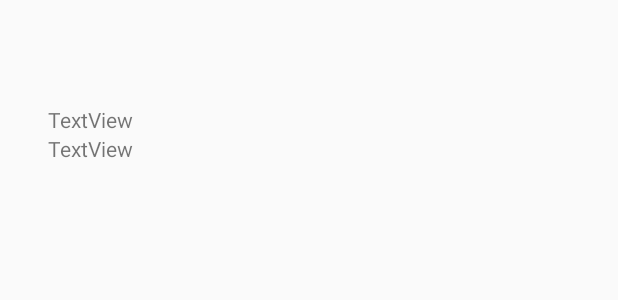
After one commit to wisetyni/My_Contact_List, an Android app: the layout gps_sensor_overlay.xml on its own in the app's theme, with its tools: preview values and no code run, on a phone screen of 412 x 824 dp. The commit adds this screen. Shown: the top 300 px of the screen. Run offline under Robolectric (Android 15) with nearby library versions, the phone set to English and light mode, and no system bars.

Commit message:
started adding the overlay for the GPS and Network sensor data

```diff
--- a/app/src/main/res/layout/activity_contact_list.xml
+++ b/app/src/main/res/layout/activity_contact_list.xml
@@ -236,10 +236,6 @@
                 android:paddingRight="@dimen/activity_vertical_margin"
                 android:paddingLeft="@dimen/activity_vertical_margin"/>
         </RelativeLayout>
-
-
-
-
     </ScrollView>
 
 
--- a/app/src/main/res/layout/activity_contact_map.xml
+++ b/app/src/main/res/layout/activity_contact_map.xml
@@ -1,5 +1,6 @@
 <?xml version="1.0"?>
 <RelativeLayout tools:context="mycontactlist.example.com.my_contact_list.ContactMapActivity"
+    android:id="@+id/mapContainer"
     android:layout_height="match_parent"
     android:layout_width="match_parent"
     xmlns:tools="http://schemas.android.com/tools"
--- /dev/null
+++ b/app/src/main/res/layout/gps_sensor_overlay.xml
@@ -0,0 +1,21 @@
+<?xml version="1.0" encoding="utf-8"?>
+<LinearLayout xmlns:android="http://schemas.android.com/apk/res/android"
+    android:layout_width="match_parent"
+    android:layout_height="match_parent"
+    android:orientation="vertical"
+    android:paddingLeft="32dp"
+    android:paddingStart="32dp"
+    android:paddingTop="70dp">
+
+    <TextView
+        android:id="@+id/gps_longitude"
+        android:layout_width="wrap_content"
+        android:layout_height="wrap_content"
+        android:text="TextView" />
+
+    <TextView
+        android:id="@+id/gps_latitude"
+        android:layout_width="wrap_content"
+        android:layout_height="wrap_content"
+        android:text="TextView" />
+</LinearLayout>
```
Also changed, not shown: app/src/main/java/mycontactlist/example/com/my_contact_list/ContactMapActivity.java (+31 -35 lines), app/src/main/res/layout/network_sensor_overlay.xml (added, +19 -0 lines).
